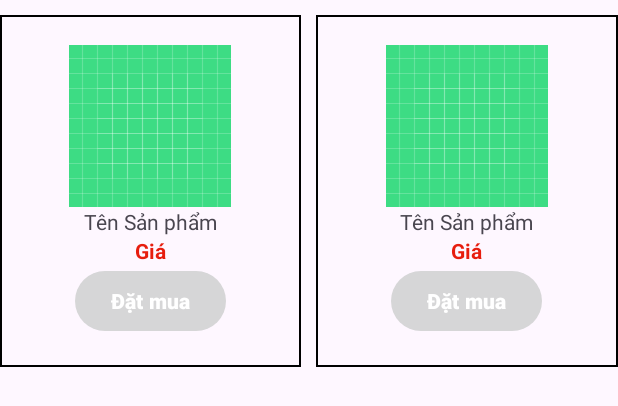
After one commit to NgocThang2003/Nhom6_ChuyenDe2, an Android app: the layout item_giongcaytrong.xml on its own in the app's theme, with its tools: preview values and no code run, on a phone screen of 412 x 824 dp. The commit adds this screen. Shown: the top 406 px of the screen. Run offline under Robolectric (Android 15) with nearby library versions, the phone set to English and light mode, and no system bars.

Commit message:
GiongCayTrong

```diff
--- /dev/null
+++ b/app/src/main/res/drawable/bg_bo_trangchu_sanpham_kh.xml
@@ -0,0 +1,4 @@
+<?xml version="1.0" encoding="utf-8"?>
+<shape xmlns:android="http://schemas.android.com/apk/res/android">
+<stroke android:color="#000" android:width="1dp"></stroke>
+</shape>
--- /dev/null
+++ b/app/src/main/res/layout/item_giongcaytrong.xml
@@ -0,0 +1,93 @@
+<?xml version="1.0" encoding="utf-8"?>
+<LinearLayout xmlns:android="http://schemas.android.com/apk/res/android"
+    android:layout_width="match_parent"
+    android:layout_height="match_parent"
+    android:orientation="vertical">
+
+    <LinearLayout
+        android:layout_marginBottom="5dp"
+        android:layout_marginTop="10dp"
+        android:layout_width="match_parent"
+        android:layout_height="wrap_content"
+        android:orientation="horizontal">
+
+
+
+    <LinearLayout
+        android:paddingBottom="20dp"
+android:background="@drawable/bg_bo_trangchu_sanpham_kh"
+        android:gravity="center|top"
+        android:layout_weight="1"
+android:layout_marginRight="10dp"
+        android:layout_width="wrap_content"
+        android:layout_height="wrap_content"
+        android:orientation="vertical">
+
+        <ImageView
+            android:id="@+id/ivHinh1"
+            android:layout_marginTop="20dp"
+            android:layout_width="wrap_content"
+            android:layout_height="wrap_content"
+            android:src="@drawable/ic_launcher_background"/>
+
+        <TextView
+            android:id="@+id/tvTenSP1"
+            android:layout_width="wrap_content"
+            android:layout_height="wrap_content"
+            android:text="Tên Sản phẩm"/>
+        <TextView
+            android:id="@+id/tvGia1"
+            android:layout_width="wrap_content"
+            android:layout_height="wrap_content"
+            android:textStyle="bold"
+            android:textColor="#E71D0E"
+            android:text="Giá"/>
+        <Button
+            android:id="@+id/btnDatMua"
+            android:layout_width="wrap_content"
+            android:layout_height="wrap_content"
+            android:textStyle="bold"
+            android:text="Đặt mua"/>
+
+
+    </LinearLayout>
+
+        <LinearLayout
+            android:background="@drawable/bg_bo_trangchu_sanpham_kh"
+            android:paddingBottom="20dp"
+            android:gravity="center|top"
+            android:layout_weight="1"
+            android:layout_width="wrap_content"
+            android:layout_height="wrap_content"
+            android:orientation="vertical">
+
+            <ImageView
+                android:id="@+id/ivHinh2"
+                android:layout_marginTop="20dp"
+                android:layout_width="wrap_content"
+                android:layout_height="wrap_content"
+                android:src="@drawable/ic_launcher_background"/>
+
+            <TextView
+                android:id="@+id/tvTenSP2"
+                android:layout_width="wrap_content"
+                android:layout_height="wrap_content"
+                android:text="Tên Sản phẩm"/>
+            <TextView
+                android:id="@+id/tvGia2"
+                android:layout_width="wrap_content"
+                android:layout_height="wrap_content"
+                android:textStyle="bold"
+                android:textColor="#E71D0E"
+                android:text="Giá"/>
+            <Button
+                android:id="@+id/btnDatMua2"
+                android:layout_width="wrap_content"
+                android:layout_height="wrap_content"
+                android:textStyle="bold"
+                android:text="Đặt mua"/>
+
+
+        </LinearLayout>
+    </LinearLayout>
+</LinearLayout>
```
Also changed, not shown: app/src/main/AndroidManifest.xml (+6 -4 lines), app/src/main/java/com/example/nhom6/GiongCayTrong.java (added, +77 -0 lines), app/src/main/java/com/example/nhom6/GiongCayTrong_Adapter.java (added, +43 -0 lines), app/src/main/java/com/example/nhom6/GiongCayTrong_Holder.java (added, +22 -0 lines), app/src/main/java/com/example/nhom6/MainActivity_GiongCayTrong.java (added, +34 -0 lines), app/src/main/java/com/example/nhom6/MainActivity_ThemDiaChiMoi.java (+42 -1 lines), app/src/main/java/com/example/nhom6/ThemDiaChiMoi_Adapter.java (+10 -0 lines), app/src/main/res/layout/giongcaytrong.xml (added, +112 -0 lines), app/src/main/res/menu/menu_giongcaytrong.xml (added, +19 -0 lines), app/src/main/res/drawable/caycongnghiep.png (added), app/src/main/res/drawable/caylamnghiep.png (added), app/src/main/res/drawable/caynongnghiep.png (added), app/src/main/res/drawable/menugiohang.png (added), app/src/main/res/drawable/menuthongbao.png (added), 1 more files.
